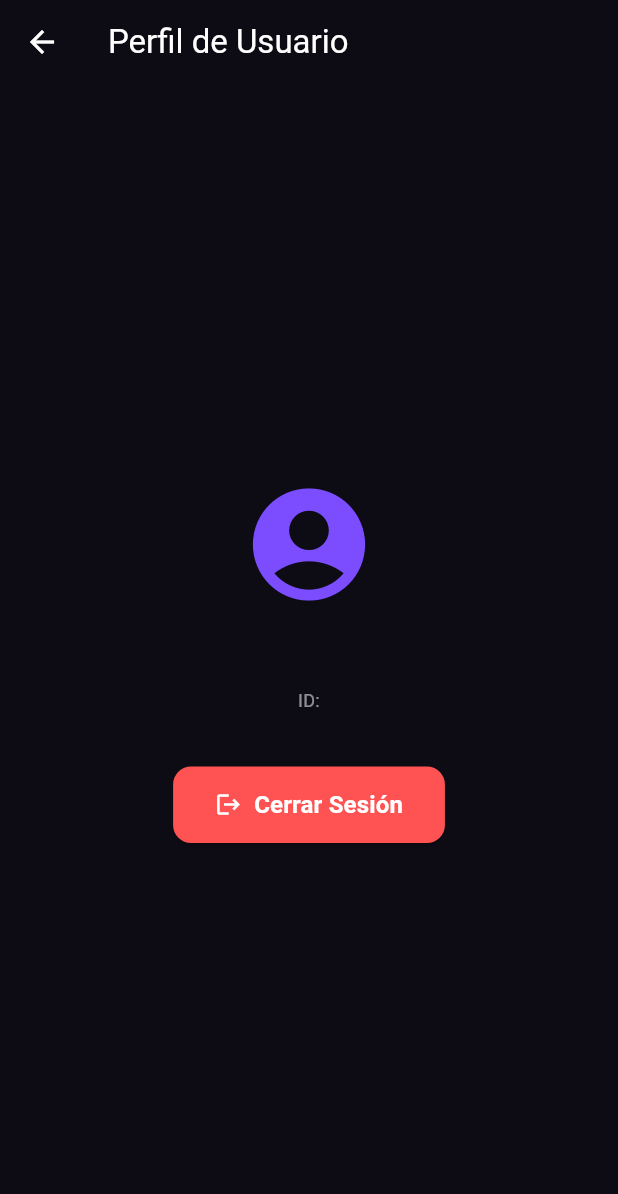
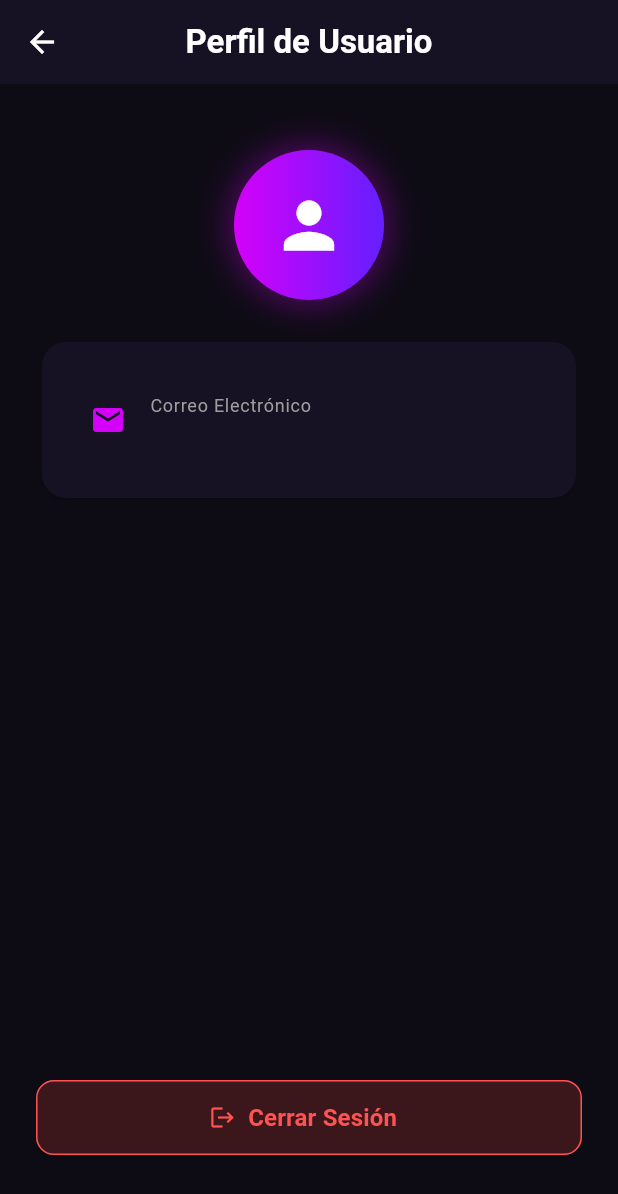
Before and after one commit to pplacencia-star/flow_custom_ui, a Flutter app: the AccountScreen screen opened directly, on a phone screen of 412 x 824 dp. Shown: the top 1194 px of the screen. Run offline on Flutter 3.47's test engine with Material 3 defaults, Android fonts, the phone set to English and light mode, and no system bars; our stand-ins replace firebase_auth, firebase_core, youtube_player_iframe; missing offline and left inert: youtube_explode_dart; accounts and stored records are empty.

Commit message:
fix: corregida vista de perfil y estilos de cuenta

```diff
--- a/lib/widgets/account_dialog.dart
+++ b/lib/widgets/account_dialog.dart
@@ -1,7 +1,5 @@
 import 'package:flutter/material.dart';
 import 'package:firebase_auth/firebase_auth.dart';
-
-import '../widgets/account_dialog.dart';
 
 class AccountScreen extends StatelessWidget {
   const AccountScreen({super.key});
@@ -13,45 +11,76 @@ class AccountScreen extends StatelessWidget {
     return Scaffold(
       backgroundColor: const Color(0xFF0D0B14),
       appBar: AppBar(
-        title: const Text('Perfil de Usuario'),
-        backgroundColor: Colors.transparent,
+        title: const Text(
+          'Perfil de Usuario',
+          style: TextStyle(fontWeight: FontWeight.bold, color: Colors.white),
+        ),
+        backgroundColor: const Color(0xFF161224),
         elevation: 0,
+        centerTitle: true,
       ),
-      body: Center(
-        child: Padding(
+      body: Padding(
         padding: const EdgeInsets.all(24.0),
         child: Column(
-            mainAxisAlignment: MainAxisAlignment.center,
+          crossAxisAlignment: CrossAxisAlignment.center,
           children: [
-              const Icon(
-                Icons.account_circle,
-                size: 90,
-                color: Color(0xFF7C4DFF),
+            const SizedBox(height: 20),
+            // Avatar con gradiente y sombra
+            Container(
+              decoration: BoxDecoration(
+                shape: BoxShape.circle,
+                gradient: const LinearGradient(
+                  colors: [Color(0xFFD500F9), Color(0xFF651FFF)],
                 ),
-              const SizedBox(height: 16),
-              Text(
-                user?.email ?? 'Usuario sin correo',
+                boxShadow: [
+                  BoxShadow(
+                    color: const Color(0xFFD500F9).withValues(alpha: 0.4),
+                    blurRadius: 20,
+                    spreadRadius: 2,
+                  ),
+                ],
+              ),
+              child: const CircleAvatar(
+                radius: 50,
+                backgroundColor: Colors.transparent,
+                child: Icon(Icons.person, size: 50, color: Colors.white),
+              ),
+            ),
+            const SizedBox(height: 24),
+            // Tarjeta de datos del correo
+            Card(
+              color: const Color(0xFF161224),
+              shape: RoundedRectangleBorder(
+                borderRadius: BorderRadius.circular(16),
+              ),
+              child: Padding(
+                padding: const EdgeInsets.all(16.0),
+                child: ListTile(
+                  leading: const Icon(Icons.email, color: Color(0xFFD500F9)),
+                  title: const Text(
+                    'Correo Electrónico',
+                    style: TextStyle(color: Colors.grey, fontSize: 12),
+                  ),
+                  subtitle: Text(
+                    user?.email ?? 'Usuario no autenticado',
                     style: const TextStyle(
                       color: Colors.white,
-                  fontSize: 18,
+                      fontSize: 16,
                       fontWeight: FontWeight.w600,
                     ),
                   ),
-              const SizedBox(height: 8),
-              Text(
-                'ID: ${user?.uid ?? "N/A"}',
-                style: const TextStyle(color: Colors.white54, fontSize: 12),
-                textAlign: TextAlign.center,
                 ),
-              const SizedBox(height: 36),
-              ElevatedButton.icon(
+              ),
+            ),
+            const Spacer(),
+            // Botón estilizado de Cerrar Sesión
+            SizedBox(
+              width: double.infinity,
+              height: 50,
+              child: ElevatedButton.icon(
                 style: ElevatedButton.styleFrom(
-                  backgroundColor: const Color(0xFFFF5252),
-                  foregroundColor: Colors.white,
-                  padding: const EdgeInsets.symmetric(
-                    horizontal: 28,
-                    vertical: 14,
-                  ),
+                  backgroundColor: Colors.redAccent.withValues(alpha: 0.2),
+                  side: const BorderSide(color: Colors.redAccent),
                   shape: RoundedRectangleBorder(
                     borderRadius: BorderRadius.circular(12),
                   ),
@@ -59,14 +88,19 @@ class AccountScreen extends StatelessWidget {
                 onPressed: () async {
                   await FirebaseAuth.instance.signOut();
                 },
-                icon: const Icon(Icons.logout),
+                icon: const Icon(Icons.logout, color: Colors.redAccent),
                 label: const Text(
                   'Cerrar Sesión',
-                  style: TextStyle(fontSize: 16, fontWeight: FontWeight.bold),
+                  style: TextStyle(
+                    color: Colors.redAccent,
+                    fontSize: 16,
+                    fontWeight: FontWeight.bold,
                   ),
                 ),
+              ),
+            ),
+            const SizedBox(height: 30),
           ],
-          ),
         ),
       ),
     );
```
Lines whose indentation alone changed are shown as unchanged.
